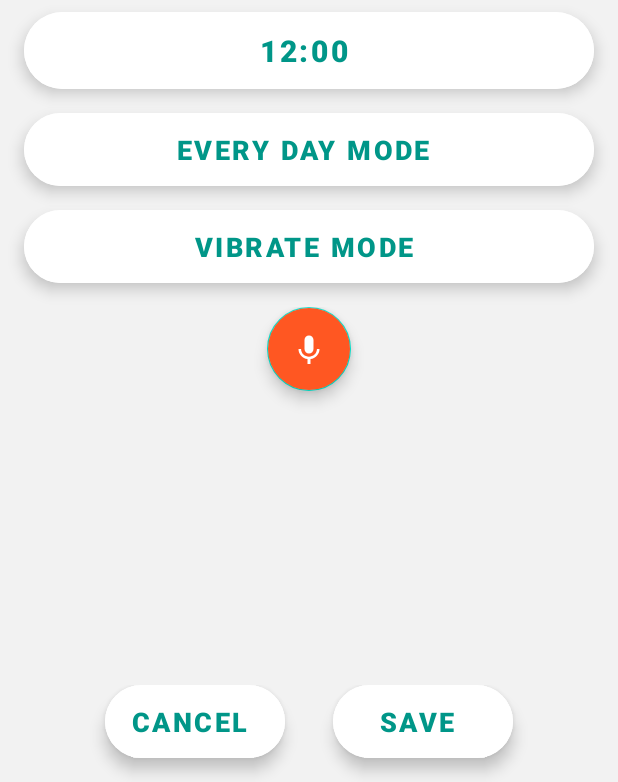
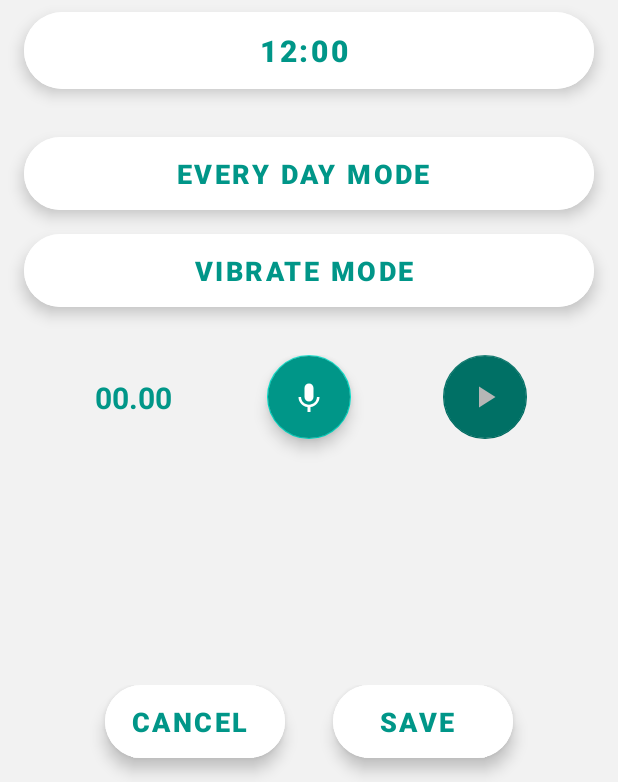
Before and after one commit to AbubakirKhakimov/Reminder_App_Android, an Android app: the fragment AddReminderFragment placed in its activity, on a phone screen of 412 x 824 dp, the part 454-1236 px from its top. Run offline under Robolectric (Android 15) with nearby library versions, the phone set to English and light mode, and no system bars.

Commit message:
19.12.2021

```diff
--- /dev/null
+++ b/app/src/main/assets/rec.json
@@ -0,0 +1 @@
+{"v":"5.5.10","fr":60,"ip":0,"op":100,"w":8,"h":8,"nm":"Comp 1","ddd":0,"assets":[],"layers":[{"ddd":0,"ind":1,"ty":4,"nm":"Shape Layer 1","sr":1,"ks":{"o":{"a":1,"k":[{"i":{"x":[0.667],"y":[1]},"o":{"x":[0.333],"y":[0]},"t":30,"s":[100],"e":[0]},{"i":{"x":[0.94],"y":[1]},"o":{"x":[0.06],"y":[0]},"t":60,"s":[0],"e":[0]},{"i":{"x":[0.667],"y":[1]},"o":{"x":[0.333],"y":[0]},"t":70,"s":[0],"e":[100]},{"t":100}]},"p":{"a":0,"k":[3.814,3.647,0]}},"ao":0,"shapes":[{"ty":"gr","it":[{"d":1,"ty":"el","s":{"a":0,"k":[6,6]},"p":{"a":0,"k":[0,0]},"nm":"Ellipse Path 1","hd":false},{"ty":"fl","c":{"a":0,"k":[0.964705882353,0.352941176471,0.356862745098,1]},"o":{"a":0,"k":100},"r":1,"bm":0,"nm":"Fill 1","hd":false},{"ty":"tr","p":{"a":0,"k":[0.186,0.353]},"a":{"a":0,"k":[0,0]},"s":{"a":0,"k":[100,100]},"r":{"a":0,"k":0},"o":{"a":0,"k":100},"sk":{"a":0,"k":0},"sa":{"a":0,"k":0},"nm":"Transform"}],"nm":"Ellipse 1","bm":0,"hd":false}],"ip":0,"op":100,"st":0,"bm":0}],"markers":[]}
--- /dev/null
+++ b/app/src/main/res/drawable/ic_baseline_delete_forever_24.xml
@@ -0,0 +1,5 @@
+<vector android:height="24dp" android:tint="#FFFFFF"
+    android:viewportHeight="24" android:viewportWidth="24"
+    android:width="24dp" xmlns:android="http://schemas.android.com/apk/res/android">
+    <path android:fillColor="@android:color/white" android:pathData="M6,19c0,1.1 0.9,2 2,2h8c1.1,0 2,-0.9 2,-2L18,7L6,7v12zM8.46,11.88l1.41,-1.41L12,12.59l2.12,-2.12 1.41,1.41L13.41,14l2.12,2.12 -1.41,1.41L12,15.41l-2.12,2.12 -1.41,-1.41L10.59,14l-2.13,-2.12zM15.5,4l-1,-1h-5l-1,1L5,4v2h14L19,4z"/>
+</vector>
--- a/app/src/main/res/drawable/ic_stop.xml
+++ /dev/null
@@ -1,10 +0,0 @@
-<vector xmlns:android="http://schemas.android.com/apk/res/android"
-    android:width="24dp"
-    android:height="24dp"
-    android:viewportWidth="24"
-    android:viewportHeight="24"
-    android:tint="?attr/colorControlNormal">
-  <path
-      android:fillColor="@android:color/white"
-      android:pathData="M6,6h12v12H6z"/>
-</vector>
--- a/app/src/main/res/layout/fragment_add_reminder.xml
+++ b/app/src/main/res/layout/fragment_add_reminder.xml
@@ -2,9 +2,9 @@
 <FrameLayout xmlns:android="http://schemas.android.com/apk/res/android"
     xmlns:app="http://schemas.android.com/apk/res-auto"
     xmlns:tools="http://schemas.android.com/tools"
+    style="@style/backgraundStyle"
     android:layout_width="match_parent"
     android:layout_height="match_parent"
-    style="@style/backgraundStyle"
     tools:context=".fragments.AddReminderFragment">
 
     <ScrollView
@@ -17,9 +17,9 @@
             android:orientation="vertical">
 
             <LinearLayout
+                style="@style/shapeBackgraund"
                 android:layout_width="match_parent"
                 android:layout_height="wrap_content"
-                style="@style/shapeBackgraund"
                 android:background="@drawable/add_fragment_edit_text_backgraund"
                 android:orientation="vertical">
 
@@ -38,9 +38,9 @@
 
                 <EditText
                     android:id="@+id/reminderTitle"
+                    style="@style/shapeBackgraund"
                     android:layout_width="match_parent"
                     android:layout_height="wrap_content"
-                    style="@style/shapeBackgraund"
                     android:background="@drawable/add_fragment_edit_text_backgraund"
                     android:hint="@string/edit_text_hint"
                     android:padding="32dp"
@@ -60,12 +60,12 @@
 
             <com.google.android.material.floatingactionbutton.ExtendedFloatingActionButton
                 android:id="@+id/reminderDate"
+                style="@style/floatingButtonTint"
                 android:layout_width="match_parent"
                 android:layout_height="wrap_content"
                 android:layout_marginLeft="16dp"
                 android:layout_marginRight="16dp"
                 android:layout_marginBottom="16dp"
-                style="@style/floatingButtonTint"
                 android:gravity="center"
                 android:text="22.10.2002"
                 android:textColor="#009688"
@@ -83,12 +83,12 @@
 
             <com.google.android.material.floatingactionbutton.ExtendedFloatingActionButton
                 android:id="@+id/reminderTime"
+                style="@style/floatingButtonTint"
                 android:layout_width="match_parent"
                 android:layout_height="wrap_content"
                 android:layout_marginLeft="16dp"
                 android:layout_marginRight="16dp"
-                android:layout_marginBottom="16dp"
-                style="@style/floatingButtonTint"
+                android:layout_marginBottom="32dp"
                 android:gravity="center"
                 android:text="12:00"
                 android:textColor="#009688"
@@ -97,12 +97,12 @@
 
             <com.google.android.material.floatingactionbutton.ExtendedFloatingActionButton
                 android:id="@+id/everyDayMode"
+                style="@style/floatingButtonTint"
                 android:layout_width="match_parent"
                 android:layout_height="wrap_content"
                 android:layout_marginLeft="16dp"
                 android:layout_marginRight="16dp"
                 android:layout_marginBottom="16dp"
-                style="@style/floatingButtonTint"
                 android:gravity="center"
                 android:text="@string/every_day_mode"
                 android:textColor="#009688"
@@ -111,52 +111,85 @@
 
             <com.google.android.material.floatingactionbutton.ExtendedFloatingActionButton
                 android:id="@+id/vibrateMode"
+                style="@style/floatingButtonTint"
                 android:layout_width="match_parent"
                 android:layout_height="wrap_content"
                 android:layout_marginLeft="16dp"
                 android:layout_marginRight="16dp"
-                android:layout_marginBottom="16dp"
-                style="@style/floatingButtonTint"
+                android:layout_marginBottom="32dp"
                 android:gravity="center"
                 android:text="@string/vibrate_mode"
                 android:textColor="#009688"
                 android:textSize="18sp"
                 android:textStyle="bold" />
 
-            <LinearLayout
+            <androidx.constraintlayout.widget.ConstraintLayout
                 android:layout_width="match_parent"
                 android:layout_height="wrap_content"
-                android:gravity="center_horizontal"
-                android:orientation="horizontal"
                 android:layout_marginBottom="60dp">
+
+                <com.airbnb.lottie.LottieAnimationView
+                    android:id="@+id/animationView"
+                    android:layout_width="16dp"
+                    android:layout_height="16dp"
+                    app:layout_constraintBottom_toBottomOf="parent"
+                    app:layout_constraintEnd_toStartOf="@+id/recordTime"
+                    app:layout_constraintTop_toTopOf="parent"
+                    app:lottie_autoPlay="true"
+                    android:visibility="gone"
+                    android:layout_marginBottom="16dp"
+                    android:layout_marginRight="16dp"
+                    app:lottie_fileName="rec.json"
+                    app:lottie_loop="true" />
+
+                <TextView
+                    android:id="@+id/recordTime"
+                    android:layout_width="wrap_content"
+                    android:layout_height="wrap_content"
+                    android:text="00.00"
+                    android:textColor="#009688"
+                    android:textStyle="bold"
+                    android:layout_marginBottom="16dp"
+                    android:textSize="20sp"
+                    app:layout_constraintBottom_toBottomOf="parent"
+                    app:layout_constraintEnd_toStartOf="@+id/btnVoiceRecord"
+                    app:layout_constraintStart_toStartOf="parent"
+                    app:layout_constraintTop_toTopOf="parent" />
 
                 <com.google.android.material.floatingactionbutton.FloatingActionButton
                     android:id="@+id/btnVoiceRecord"
                     android:layout_width="wrap_content"
                     android:layout_height="wrap_content"
-                    android:backgroundTint="#FF5722"
+                    android:backgroundTint="#009688"
                     android:clickable="true"
                     android:focusable="true"
-                    android:layout_marginBottom="16dp"
                     android:src="@drawable/ic_voice_record"
                     app:fabSize="normal"
+                    android:layout_marginBottom="16dp"
+                    app:layout_constraintBottom_toBottomOf="parent"
+                    app:layout_constraintEnd_toEndOf="parent"
+                    app:layout_constraintStart_toStartOf="parent"
+                    app:layout_constraintTop_toTopOf="parent"
                     app:tint="@color/white" />
 
                 <com.google.android.material.floatingactionbutton.FloatingActionButton
                     android:id="@+id/btnPlay"
                     android:layout_width="wrap_content"
                     android:layout_height="wrap_content"
-                    android:layout_marginLeft="16dp"
-                    android:backgroundTint="#FF5722"
+                    app:backgroundTint="#007065"
                     android:clickable="true"
                     android:focusable="true"
+                    android:src="@drawable/ic_play"
+                    app:fabSize="normal"
+                    android:enabled="false"
                     android:layout_marginBottom="16dp"
-                    android:src="@drawable/ic_play"
-                    android:visibility="gone"
-                    app:fabSize="normal"
-                    app:tint="@color/white" />
+                    app:layout_constraintBottom_toBottomOf="parent"
+                    app:layout_constraintEnd_toEndOf="parent"
+                    app:layout_constraintStart_toEndOf="@+id/btnVoiceRecord"
+                    app:layout_constraintTop_toTopOf="parent"
+                    app:tint="#B6B6B6" />
 
-            </LinearLayout>
+            </androidx.constraintlayout.widget.ConstraintLayout>
 
         </LinearLayout>
 
@@ -165,18 +198,18 @@
     <LinearLayout
         android:layout_width="match_parent"
         android:layout_height="wrap_content"
+        android:layout_gravity="bottom"
         android:gravity="center_horizontal"
-        android:layout_gravity="bottom"
         android:orientation="horizontal">
 
         <com.google.android.material.floatingactionbutton.ExtendedFloatingActionButton
             android:id="@+id/btnCancel"
+            style="@style/floatingButtonTint"
             android:layout_width="wrap_content"
             android:layout_height="wrap_content"
             android:layout_gravity="center_horizontal"
             android:layout_marginRight="32dp"
             android:layout_marginBottom="16dp"
-            style="@style/floatingButtonTint"
             android:clickable="true"
             android:focusable="true"
             android:gravity="center"
@@ -187,10 +220,10 @@
 
         <com.google.android.material.floatingactionbutton.ExtendedFloatingActionButton
             android:id="@+id/btnOk"
+            style="@style/floatingButtonTint"
             android:layout_width="wrap_content"
             android:layout_height="wrap_content"
             android:layout_marginBottom="16dp"
-            style="@style/floatingButtonTint"
             android:clickable="true"
             android:focusable="true"
             android:gravity="center"
--- a/app/src/main/res/values/strings.xml
+++ b/app/src/main/res/values/strings.xml
@@ -19,8 +19,6 @@
     <string name="please_write_a_name">Please write a name!</string>
     <string name="please_record_your_voice">Please record your voice!</string>
     <string name="select_upcoming_time">Select upcoming time!</string>
-    <string name="speak">Speak...</string>
-    <string name="stoped">Stopped...</string>
     <string name="allowMicrophone">To use this feature, please allow the microphone!</string>
     <string name="every_day">Every day</string>
     <string name="disposable">Disposable</string>
@@ -39,4 +37,5 @@
     <string name="vibrate_mode">Vibrate mode</string>
     <string name="reminder_on_list">A reminder at this time is on the list!</string>
     <string name="open_app_settings">Open app settings</string>
+    <string name="limitation">Sound cannot be recorded for more than 15 seconds!</string>
 </resources>
```
Also changed, not shown: app/src/main/java/com/x/a_technologies/reminder/fragments/AddReminderFragment.kt (+86 -25 lines), app/src/main/res/anim/bottom_animation.xml (added, +16 -0 lines), app/src/main/res/anim/top_animation.xml (added, +16 -0 lines), 2 other files.
